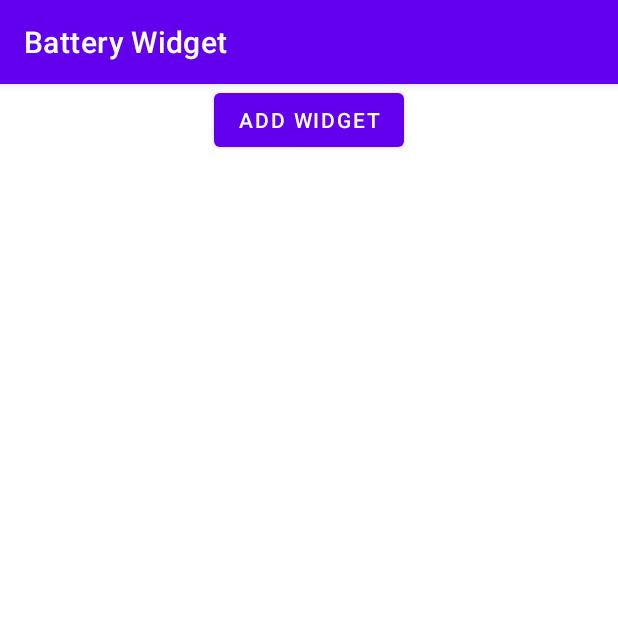
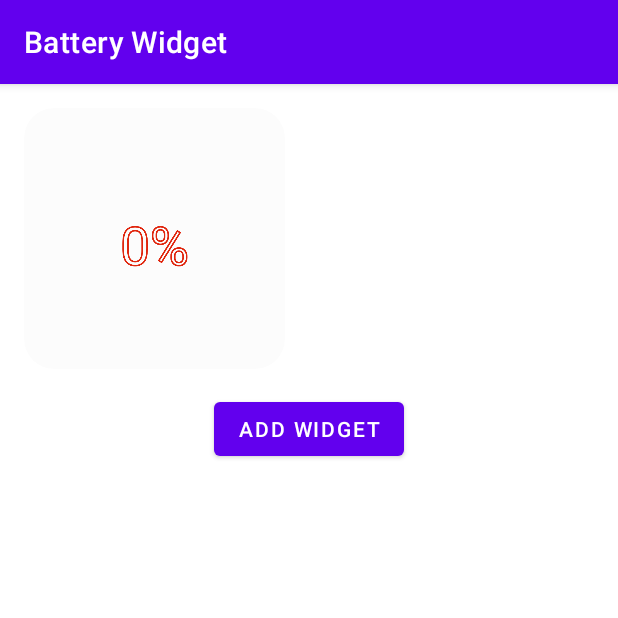
Before and after one commit to xckevin/AndroidBatteryWidget, an Android app: the screen it shows after launch (MainActivity), on a phone screen of 412 x 824 dp, the top half of it. Run offline under Robolectric (Android 15) with nearby library versions, the phone set to English and light mode, and no system bars; 4 statements that could not run were skipped.

Commit message:
battery progress indicator color

```diff
--- a/app/src/main/AndroidManifest.xml
+++ b/app/src/main/AndroidManifest.xml
@@ -3,6 +3,7 @@
     xmlns:tools="http://schemas.android.com/tools"
     package="com.github.xckevin927.android.battery.widget">
 
+    <uses-permission android:name="android.permission.READ_EXTERNAL_STORAGE" />
     <uses-permission android:name="android.permission.READ_PHONE_STATE" />
 
     <application
--- a/app/src/main/java/com/github/xckevin927/android/battery/widget/activity/MainActivity.java
+++ b/app/src/main/java/com/github/xckevin927/android/battery/widget/activity/MainActivity.java
@@ -1,17 +1,31 @@
 package com.github.xckevin927.android.battery.widget.activity;
 
+import androidx.activity.result.ActivityResultCallback;
+import androidx.activity.result.contract.ActivityResultContracts;
 import androidx.appcompat.app.AppCompatActivity;
+import androidx.core.app.ActivityCompat;
 
+import android.Manifest;
+import android.annotation.SuppressLint;
 import android.app.PendingIntent;
+import android.app.WallpaperManager;
 import android.appwidget.AppWidgetManager;
 import android.content.ComponentName;
 import android.content.Intent;
+import android.content.pm.PackageManager;
+import android.graphics.Bitmap;
+import android.graphics.drawable.Drawable;
 import android.os.Build;
 import android.os.Bundle;
+import android.view.View;
+import android.view.ViewGroup;
+import android.widget.ImageView;
 
 import com.github.xckevin927.android.battery.widget.R;
 import com.github.xckevin927.android.battery.widget.receiver.BatteryWidget;
 import com.github.xckevin927.android.battery.widget.service.WidgetUpdateService;
+import com.github.xckevin927.android.battery.widget.utils.BatteryUtil;
+import com.github.xckevin927.android.battery.widget.utils.Utils;
 
 public class MainActivity extends AppCompatActivity {
 
@@ -21,7 +35,48 @@ public class MainActivity extends AppCompatActivity {
         WidgetUpdateService.start(getApplicationContext());
 
         setContentView(R.layout.activity_main);
+
+        initViews();
+    }
+
+    private void initViews() {
+        requestRenderWallpaper();
+        setUpBatteryContent();
+        renderBatteryWidget();
+
         findViewById(R.id.add_widget).setOnClickListener(v -> requestToPinWidget());
+    }
+
+    private void setUpBatteryContent() {
+        int width =  Utils.getScreenWidth(this) / 2;
+        View view = findViewById(R.id.battery_container);
+        view.setLayoutParams(new ViewGroup.LayoutParams(width, width));
+    }
+
+    private void requestRenderWallpaper() {
+        if (ActivityCompat.checkSelfPermission(this, Manifest.permission.READ_EXTERNAL_STORAGE) != PackageManager.PERMISSION_GRANTED) {
+            registerForActivityResult(new ActivityResultContracts.RequestPermission(), new ActivityResultCallback<Boolean>() {
+                @Override
+                public void onActivityResult(Boolean result) {
+                    renderWallpaper();
+                }
+            }).launch(Manifest.permission.READ_EXTERNAL_STORAGE);
+        } else {
+            renderWallpaper();
+        }
+    }
+
+    private void renderWallpaper() {
+        WallpaperManager wallpaperManager = (WallpaperManager) getSystemService(WALLPAPER_SERVICE);
+        @SuppressLint("MissingPermission")
+        Drawable drawable = wallpaperManager.getFastDrawable();
+        findViewById(R.id.id_container_activity_main).setBackground(drawable);
+    }
+
+    private void renderBatteryWidget() {
+        Bitmap bitmap = Utils.generateBatteryBitmap(this, BatteryUtil.getBatteryState(this));
+        ImageView imageView = findViewById(R.id.appwidget_progress);
+        imageView.setImageBitmap(bitmap);
     }
 
     private void requestToPinWidget(){
--- /dev/null
+++ b/app/src/main/java/com/github/xckevin927/android/battery/widget/utils/Utils.java
@@ -0,0 +1,74 @@
+package com.github.xckevin927.android.battery.widget.utils;
+
+import android.content.Context;
+import android.graphics.Bitmap;
+import android.graphics.BitmapFactory;
+import android.graphics.Canvas;
+import android.graphics.Color;
+import android.graphics.Paint;
+import android.graphics.RectF;
+import android.os.Build;
+import android.view.WindowManager;
+
+import com.github.xckevin927.android.battery.widget.R;
+
+public class Utils {
+
+    public static int getScreenWidth(Context context) {
+        WindowManager wm = (WindowManager) context
+                .getSystemService(Context.WINDOW_SERVICE);
+        if (Build.VERSION.SDK_INT >= Build.VERSION_CODES.R) {
+            return wm.getCurrentWindowMetrics().getBounds().width();
+        } else {
+            return wm.getDefaultDisplay().getWidth();
+        }
+    }
+
+    public static Bitmap generateBatteryBitmap(Context context, BatteryUtil.BatteryState batteryState) {
+        final int width = 800;
+        final int height = 800;
+        final int strokeWidth = 6;
+
+        final Bitmap lightning = BitmapFactory.decodeResource(context.getResources(), R.drawable.lightning);
+        final int lightningHeight = lightning.getHeight();
+
+        Bitmap b = Bitmap.createBitmap(width, height, Bitmap.Config.ARGB_8888);
+        Canvas canvas = new Canvas(b);
+        Paint paint = new Paint();
+        paint.setAntiAlias(true);
+        paint.setTextSize(width/4F);
+        paint.setStrokeWidth(strokeWidth);
+        paint.setStyle(Paint.Style.STROKE);
+
+        RectF rect = new RectF(strokeWidth + lightningHeight/2F,
+                strokeWidth + lightningHeight/2F,
+                width - strokeWidth - lightningHeight/2F,
+                height - strokeWidth - lightningHeight/2F);
+
+        final boolean isCharging = batteryState.isAcCharge() || batteryState.isUsbCharge();
+
+
+
+        int battery = batteryState.getLevel();
+        if (isCharging || battery >= 20) {
+            paint.setColor(Color.parseColor("#19bd3e"));
+        } else if (battery >= 5) {
+            paint.setColor(Color.parseColor("#fdf35f"));
+        } else {
+            paint.setColor(Color.parseColor("#e0260e"));
+        }
+
+        canvas.drawArc(rect, -90F, 360F * battery / 100F, false, paint);
+
+        if (isCharging) {
+            canvas.drawBitmap(lightning, width / 2F - lightning.getWidth() / 2F, 0, paint);
+        }
+
+//        paint.setColor(Color.YELLOW);
+        String batteryText = battery + "%";
+        float batteryTextWidth = paint.measureText(batteryText);
+        float batteryTextHeight = paint.getTextSize();
+        canvas.drawText(batteryText, width / 2F - batteryTextWidth / 2, height / 2F + batteryTextHeight / 2, paint);
+        return b;
+    }
+}
--- a/app/src/main/res/layout/activity_main.xml
+++ b/app/src/main/res/layout/activity_main.xml
@@ -5,13 +5,20 @@
     xmlns:tools="http://schemas.android.com/tools"
     android:layout_width="match_parent"
     android:layout_height="match_parent"
+    android:id="@+id/id_container_activity_main"
     tools:context=".activity.MainActivity">
+
+    <include
+        android:id="@+id/battery_container"
+        android:layout_width="match_parent"
+        android:layout_height="wrap_content"
+        layout="@layout/battery_widget" />
 
     <Button
         android:id="@+id/add_widget"
         app:layout_constraintStart_toStartOf="parent"
         app:layout_constraintEnd_toEndOf="parent"
-        app:layout_constraintTop_toTopOf="parent"
+        app:layout_constraintTop_toBottomOf="@id/battery_container"
         android:layout_width="wrap_content"
         android:layout_height="wrap_content"
         android:text="Add Widget" />
--- a/app/src/main/res/layout/battery_widget.xml
+++ b/app/src/main/res/layout/battery_widget.xml
@@ -1,5 +1,6 @@
 <RelativeLayout xmlns:android="http://schemas.android.com/apk/res/android"
     style="@style/Widget.AndroidBatteryWidget.AppWidget.Container"
+    android:id="@+id/battery_content"
     android:layout_width="match_parent"
     android:layout_height="match_parent"
     android:theme="@style/Theme.AndroidBatteryWidget.AppWidgetContainer">
```
Also changed, not shown: app/src/main/java/com/github/xckevin927/android/battery/widget/receiver/BatteryWidget.java (+4 -30 lines), app/src/main/res/drawable-nodpi/lightning.png (added).
